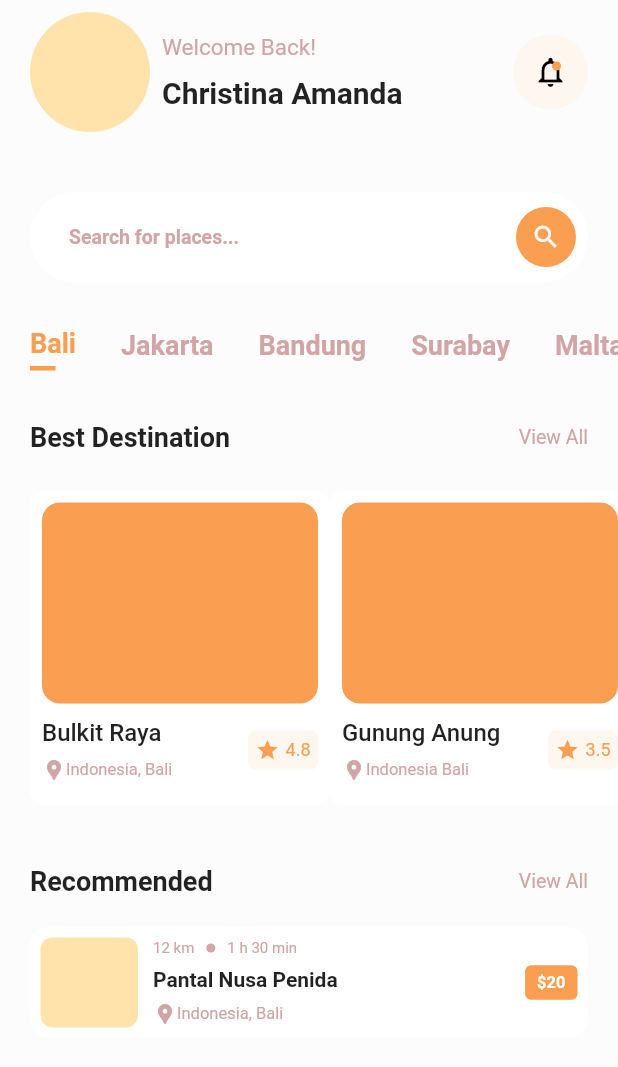
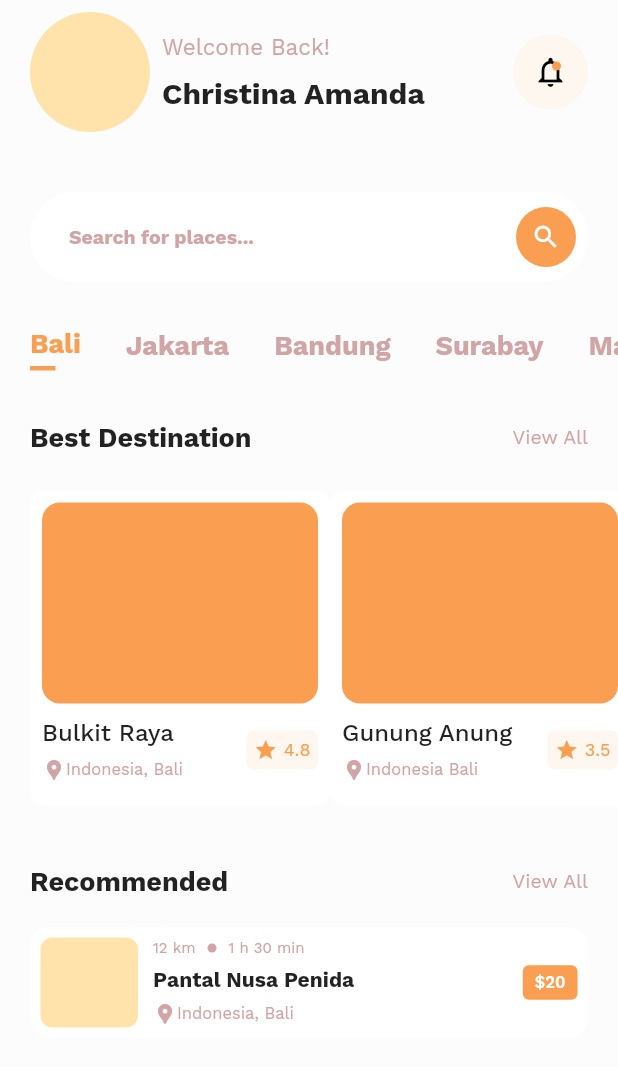
Before and after one commit to kpldvnpne/travel-app-implementation, a Flutter app: the screen it shows after launch, on a phone screen of 412 x 824 dp. Shown: the top 1067 px of the screen. Run offline on Flutter 3.47's test engine with Material 2 defaults, Android fonts, the phone set to English and light mode, and no system bars.

Commit message:
Replaced font to work sans

```diff
--- a/lib/main.dart
+++ b/lib/main.dart
@@ -21,6 +21,7 @@ class App extends StatelessWidget {
       title: 'Flutter Demo',
       theme: ThemeData(
         primarySwatch: Colors.blue,
+        fontFamily: 'WorkSans',
       ),
       debugShowCheckedModeBanner: false,
       home: const HomePage(title: 'Flutter Demo Home Page'),
```
Also changed, not shown: pubspec.yaml (+6 -7 lines), fonts/WorkSans-Italic-VariableFont_wght.ttf (added), fonts/WorkSans-VariableFont_wght.ttf (added).
